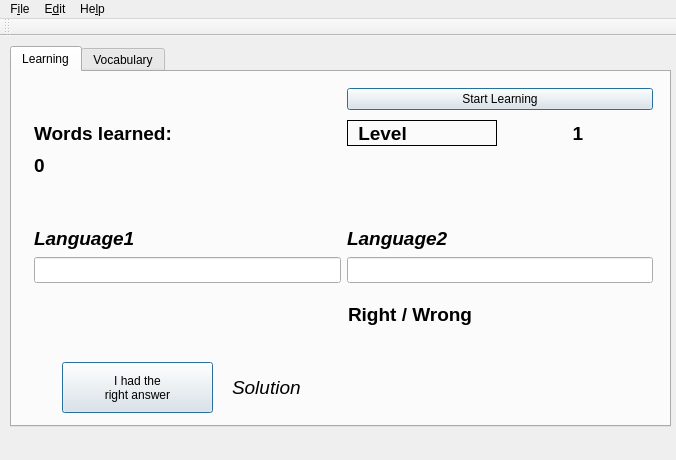
Old version of the form ui_files/Vokabeln_GUI_ver01.ui in the repository LarsThore/Vokabeltrainer.
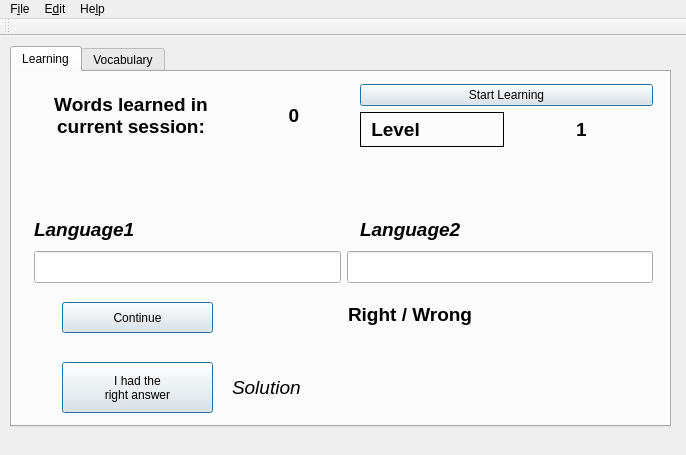
New version of the form.

```diff
--- a/ui_files/Vokabeln_GUI_ver01.ui
+++ b/ui_files/Vokabeln_GUI_ver01.ui
@@ -6,8 +6,8 @@
    <rect>
     <x>0</x>
     <y>0</y>
-    <width>676</width>
-    <height>460</height>
+    <width>686</width>
+    <height>455</height>
    </rect>
   </property>
   <property name="windowTitle">
@@ -46,24 +46,41 @@
        </rect>
       </property>
       <layout class="QGridLayout" name="gridLayout">
-       <item row="0" column="0">
-        <spacer name="verticalSpacer_4">
-         <property name="orientation">
-          <enum>Qt::Vertical</enum>
-         </property>
-         <property name="sizeType">
-          <enum>QSizePolicy::Preferred</enum>
-         </property>
-         <property name="sizeHint" stdset="0">
-          <size>
-           <width>20</width>
-           <height>30</height>
-          </size>
-         </property>
-        </spacer>
-       </item>
-       <item row="4" column="0">
+       <property name="sizeConstraint">
+        <enum>QLayout::SetNoConstraint</enum>
+       </property>
+       <item row="3" column="0" colspan="2">
+        <layout class="QHBoxLayout" name="horizontalLayout">
+         <item>
+          <widget class="QLineEdit" name="lineEdit_1">
+           <property name="sizePolicy">
+            <sizepolicy hsizetype="Expanding" vsizetype="Preferred">
+             <horstretch>0</horstretch>
+             <verstretch>0</verstretch>
+            </sizepolicy>
+           </property>
+          </widget>
+         </item>
+         <item>
+          <widget class="QLineEdit" name="lineEdit_2">
+           <property name="sizePolicy">
+            <sizepolicy hsizetype="Expanding" vsizetype="Preferred">
+             <horstretch>0</horstretch>
+             <verstretch>0</verstretch>
+            </sizepolicy>
+           </property>
+          </widget>
+         </item>
+        </layout>
+       </item>
+       <item row="2" column="0">
         <widget class="QLabel" name="language1">
+         <property name="minimumSize">
+          <size>
+           <width>320</width>
+           <height>0</height>
+          </size>
+         </property>
          <property name="font">
           <font>
            <pointsize>14</pointsize>
@@ -77,10 +94,45 @@
          </property>
         </widget>
        </item>
-       <item row="1" column="1">
+       <item row="0" column="1">
         <layout class="QHBoxLayout" name="horizontalLayout_2">
          <item>
+          <layout class="QVBoxLayout" name="verticalLayout_2">
+           <item>
+            <widget class="QPushButton" name="startLearningButton">
+             <property name="maximumSize">
+              <size>
+               <width>16777215</width>
+               <height>30</height>
+              </size>
+             </property>
+             <property name="text">
+              <string>Start Learning</string>
+             </property>
+             <property name="autoDefault">
+              <bool>true</bool>
+             </property>
+             <property name="default">
+              <bool>true</bool>
+             </property>
+            </widget>
+           </item>
+           <item>
+            <layout class="QHBoxLayout" name="horizontalLayout_4">
+             <item>
           <widget class="QLabel" name="levelLabel">
+               <property name="minimumSize">
+                <size>
+                 <width>0</width>
+                 <height>35</height>
+                </size>
+               </property>
+               <property name="maximumSize">
+                <size>
+                 <width>16777215</width>
+                 <height>40</height>
+                </size>
+               </property>
            <property name="font">
             <font>
              <pointsize>14</pointsize>
@@ -101,6 +153,12 @@
          </item>
          <item>
           <widget class="QLabel" name="level">
+               <property name="minimumSize">
+                <size>
+                 <width>0</width>
+                 <height>35</height>
+                </size>
+               </property>
            <property name="font">
             <font>
              <pointsize>14</pointsize>
@@ -118,31 +176,27 @@
          </item>
         </layout>
        </item>
-       <item row="5" column="0" colspan="2">
-        <layout class="QHBoxLayout" name="horizontalLayout">
-         <item>
-          <widget class="QLineEdit" name="lineEdit_1">
-           <property name="sizePolicy">
-            <sizepolicy hsizetype="Expanding" vsizetype="Preferred">
-             <horstretch>0</horstretch>
-             <verstretch>0</verstretch>
-            </sizepolicy>
-           </property>
-          </widget>
+          </layout>
          </item>
-         <item>
-          <widget class="QLineEdit" name="lineEdit_2">
-           <property name="sizePolicy">
-            <sizepolicy hsizetype="Expanding" vsizetype="Preferred">
-             <horstretch>0</horstretch>
-             <verstretch>0</verstretch>
-            </sizepolicy>
-           </property>
-          </widget>
-         </item>
         </layout>
        </item>
-       <item row="4" column="1">
+       <item row="1" column="1">
+        <spacer name="verticalSpacer">
+         <property name="orientation">
+          <enum>Qt::Vertical</enum>
+         </property>
+         <property name="sizeType">
+          <enum>QSizePolicy::Preferred</enum>
+         </property>
+         <property name="sizeHint" stdset="0">
+          <size>
+           <width>20</width>
+           <height>40</height>
+          </size>
+         </property>
+        </spacer>
+       </item>
+       <item row="2" column="1">
         <widget class="QLabel" name="language2">
          <property name="font">
           <font>
@@ -158,26 +212,6 @@
         </widget>
        </item>
        <item row="1" column="0">
-        <widget class="QLabel" name="vocabsLearnedLabel">
-         <property name="font">
-          <font>
-           <pointsize>14</pointsize>
-           <weight>75</weight>
-           <bold>true</bold>
-          </font>
-         </property>
-         <property name="frameShape">
-          <enum>QFrame::NoFrame</enum>
-         </property>
-         <property name="text">
-          <string>Words learned:</string>
-         </property>
-         <property name="alignment">
-          <set>Qt::AlignLeading|Qt::AlignLeft|Qt::AlignVCenter</set>
-         </property>
-        </widget>
-       </item>
-       <item row="3" column="0">
         <spacer name="verticalSpacer_2">
          <property name="orientation">
           <enum>Qt::Vertical</enum>
@@ -188,29 +222,62 @@
          <property name="sizeHint" stdset="0">
           <size>
            <width>20</width>
-           <height>40</height>
+           <height>60</height>
           </size>
          </property>
         </spacer>
        </item>
-       <item row="3" column="1">
-        <spacer name="verticalSpacer">
-         <property name="orientation">
-          <enum>Qt::Vertical</enum>
-         </property>
-         <property name="sizeType">
-          <enum>QSizePolicy::Preferred</enum>
-         </property>
-         <property name="sizeHint" stdset="0">
+       <item row="0" column="0">
+        <layout class="QHBoxLayout" name="horizontalLayout_3">
+         <item>
+          <widget class="QLabel" name="vocabsLearnedLabel">
+           <property name="minimumSize">
+            <size>
+             <width>0</width>
+             <height>50</height>
+            </size>
+           </property>
+           <property name="maximumSize">
           <size>
-           <width>20</width>
-           <height>40</height>
-          </size>
-         </property>
-        </spacer>
-       </item>
-       <item row="2" column="0">
+             <width>250</width>
+             <height>16777215</height>
+            </size>
+           </property>
+           <property name="font">
+            <font>
+             <pointsize>14</pointsize>
+             <weight>75</weight>
+             <bold>true</bold>
+            </font>
+           </property>
+           <property name="frameShape">
+            <enum>QFrame::NoFrame</enum>
+           </property>
+           <property name="text">
+            <string>Words learned in current session:</string>
+           </property>
+           <property name="alignment">
+            <set>Qt::AlignCenter</set>
+           </property>
+           <property name="wordWrap">
+            <bool>true</bool>
+           </property>
+          </widget>
+         </item>
+         <item>
         <widget class="QLabel" name="vocabsLearned">
+           <property name="minimumSize">
+            <size>
+             <width>0</width>
+             <height>50</height>
+            </size>
+           </property>
+           <property name="maximumSize">
+            <size>
+             <width>120</width>
+             <height>16777215</height>
+            </size>
+           </property>
          <property name="font">
           <font>
            <pointsize>14</pointsize>
@@ -225,24 +292,16 @@
           <string>0</string>
          </property>
          <property name="alignment">
-          <set>Qt::AlignLeading|Qt::AlignLeft|Qt::AlignVCenter</set>
-         </property>
-        </widget>
-       </item>
-       <item row="0" column="1">
-        <widget class="QPushButton" name="startLearningButton">
-         <property name="text">
-          <string>Start Learning</string>
-         </property>
-         <property name="autoDefault">
+            <set>Qt::AlignCenter</set>
+           </property>
+           <property name="wordWrap">
           <bool>true</bool>
          </property>
-         <property name="default">
-          <bool>true</bool>
-         </property>
         </widget>
        </item>
       </layout>
+       </item>
+      </layout>
      </widget>
      <widget class="QPushButton" name="howeverTrueButton_2">
       <property name="geometry">
@@ -290,7 +349,7 @@
        <rect>
         <x>336</x>
         <y>230</y>
-        <width>125</width>
+        <width>291</width>
         <height>25</height>
        </rect>
       </property>
@@ -305,6 +364,25 @@
        <string>Right / Wrong</string>
       </property>
      </widget>
+     <widget class="QPushButton" name="continueButton">
+      <property name="geometry">
+       <rect>
+        <x>50</x>
+        <y>230</y>
+        <width>151</width>
+        <height>31</height>
+       </rect>
+      </property>
+      <property name="text">
+       <string>Continue</string>
+      </property>
+      <property name="autoDefault">
+       <bool>true</bool>
+      </property>
+      <property name="default">
+       <bool>true</bool>
+      </property>
+     </widget>
     </widget>
     <widget class="QWidget" name="tab_2">
      <attribute name="title">
@@ -410,7 +488,7 @@
     <rect>
      <x>0</x>
      <y>0</y>
-     <width>676</width>
+     <width>686</width>
      <height>25</height>
     </rect>
    </property>
```
Left out of the diff: 15 changed lines with no effect on the pictures. Lines whose indentation alone changed are shown as unchanged.
